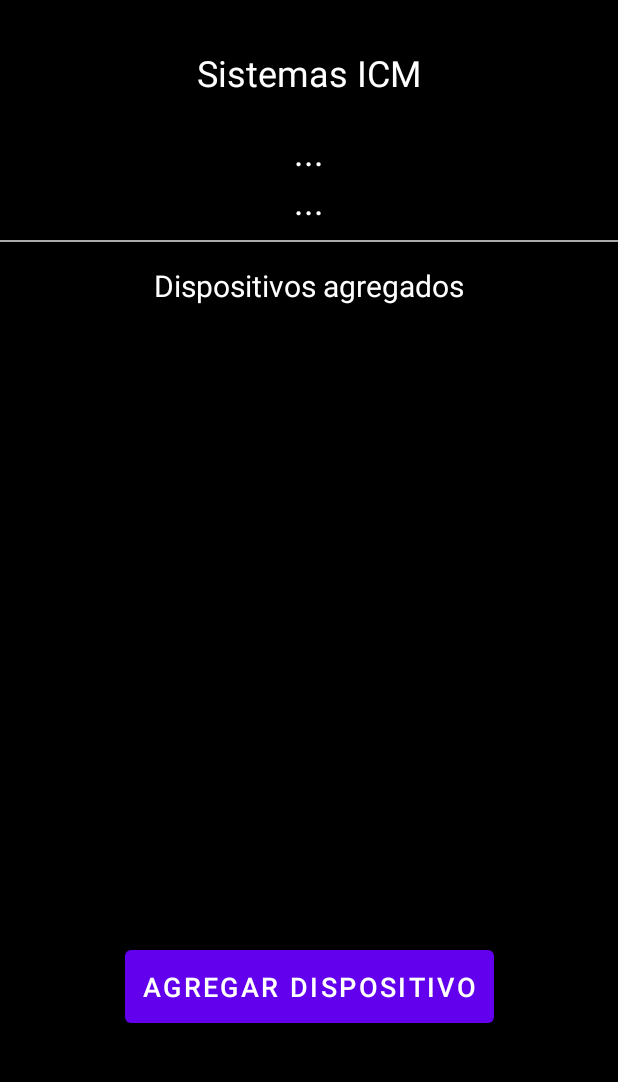
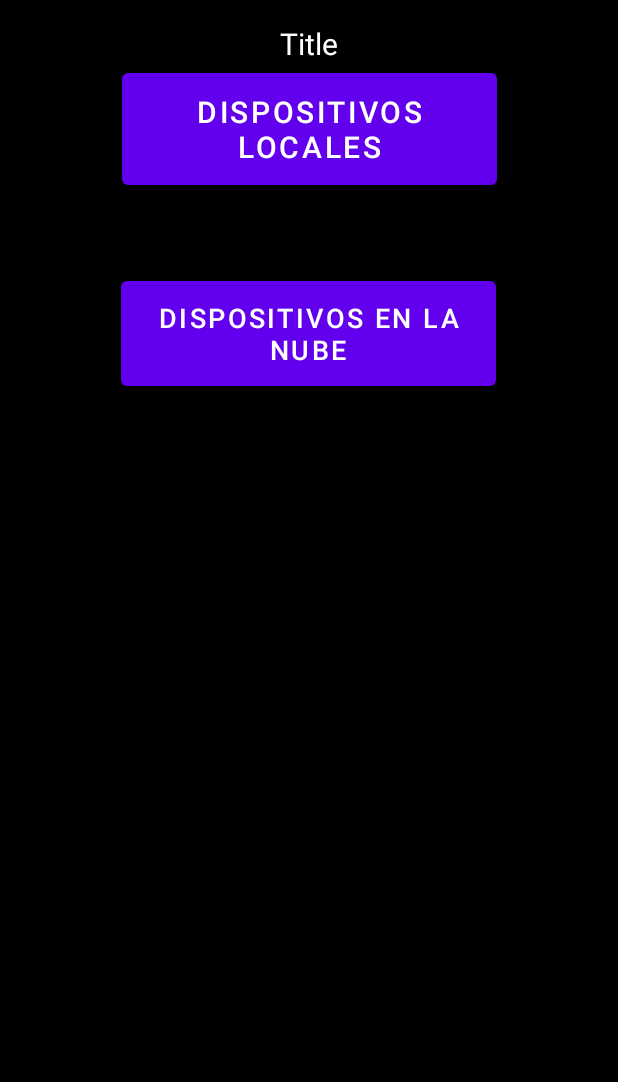
Before and after one commit to proyectosICM/gas-p-local, an Android app: the screen it shows after launch (MainActivity before the commit, DeviceSelectionActivity after it), on a phone screen of 412 x 824 dp, the part 84-1166 px from its top. Run offline under Robolectric (Android 15) with nearby library versions, the phone set to English and light mode, and no system bars.

Commit message:
Version manejadora de mensajes Remotos y Locales (Lista)

```diff
--- a/app/build.gradle.kts
+++ b/app/build.gradle.kts
@@ -45,4 +45,7 @@ dependencies {
     androidTestImplementation("androidx.test.ext:junit:1.2.1")
     androidTestImplementation("androidx.test.espresso:espresso-core:3.6.1")
     implementation("com.google.code.gson:gson:2.10.1")
+    implementation("com.squareup.retrofit2:retrofit:2.9.0")
+    implementation("com.squareup.retrofit2:converter-gson:2.9.0")
+    implementation("org.java-websocket:Java-WebSocket:1.5.2")
 }
--- /dev/null
+++ b/app/src/main/java/com/icm/gas_p_local/DeviceSelectionActivity.kt
@@ -0,0 +1,36 @@
+package com.icm.gas_p_local
+
+import android.content.Intent
+import androidx.appcompat.app.AppCompatActivity
+import android.os.Bundle
+import android.widget.Button
+import android.widget.TextView
+import com.icm.gas_p_local.common.WindowFocusHandler
+
+class DeviceSelectionActivity : AppCompatActivity() {
+    private lateinit var btnLocalDevices: Button
+    private lateinit var btnRemoteDevices: Button
+    override fun onCreate(savedInstanceState: Bundle?) {
+        super.onCreate(savedInstanceState)
+        setContentView(R.layout.activity_device_selection)
+
+        btnLocalDevices = findViewById(R.id.btnLocalDevices)
+        btnRemoteDevices = findViewById(R.id.btnRemoteDevices)
+
+        btnLocalDevices.setOnClickListener{
+            val intent = Intent(this, MainLocalActivity::class.java)
+            startActivity(intent)
+        }
+
+        btnRemoteDevices.setOnClickListener{
+            val intent = Intent(this, MainRemoteActivity    ::class.java)
+            startActivity(intent)
+        }
+
+    }
+
+    override fun onWindowFocusChanged(hasFocus: Boolean) {
+        super.onWindowFocusChanged(hasFocus)
+        WindowFocusHandler.handleWindowFocusChanged(this, hasFocus)
+    }
+}
--- a/app/src/main/java/com/icm/gas_p_local/MainActivity.kt
+++ b/app/src/main/java/com/icm/gas_p_local/MainLocalActivity.kt
@@ -1,15 +1,11 @@
 package com.icm.gas_p_local
 
-import android.content.BroadcastReceiver
-import android.content.Context
 import android.content.Intent
 import android.content.IntentFilter
 import android.net.ConnectivityManager
-import android.net.NetworkCapabilities
 import android.os.Bundle
 import android.util.Log
 import android.view.LayoutInflater
-import android.view.View
 import android.widget.Button
 import android.widget.LinearLayout
 import android.widget.TextView
@@ -21,7 +17,7 @@ import com.icm.gas_p_local.data.DeleteDeviceStorageManager
 import com.icm.gas_p_local.data.LoadDeviceStorageManager
 import com.icm.gas_p_local.utils.ESP32ConnectionManager
 
-class MainActivity : AppCompatActivity() {
+class MainLocalActivity : AppCompatActivity() {
 
     private lateinit var llDevicesContent: LinearLayout
     private lateinit var networkChangeReceiver: NetworkChangeReceiver
@@ -32,7 +28,7 @@ class MainActivity : AppCompatActivity() {
 
     override fun onCreate(savedInstanceState: Bundle?) {
         super.onCreate(savedInstanceState)
-        setContentView(R.layout.activity_main)
+        setContentView(R.layout.activity_main_local)
 
         initializeUI()
 
--- /dev/null
+++ b/app/src/main/res/layout/activity_device_selection.xml
@@ -0,0 +1,52 @@
+<?xml version="1.0" encoding="utf-8"?>
+<androidx.constraintlayout.widget.ConstraintLayout xmlns:android="http://schemas.android.com/apk/res/android"
+    xmlns:app="http://schemas.android.com/apk/res-auto"
+    xmlns:tools="http://schemas.android.com/tools"
+    android:layout_width="match_parent"
+    android:layout_height="match_parent"
+    tools:context=".DeviceSelectionActivity"
+    android:background="@color/black"
+    >
+
+    <TextView
+        android:id="@+id/tvTitleSelection"
+        android:layout_width="wrap_content"
+        android:layout_height="wrap_content"
+        android:layout_marginTop="15dp"
+        android:text="Title"
+        android:textColor="@color/white"
+        android:textSize="20sp"
+        app:layout_constraintEnd_toEndOf="parent"
+        app:layout_constraintStart_toStartOf="parent"
+        app:layout_constraintTop_toTopOf="parent"
+    />
+
+    <Button
+        android:id="@+id/btnLocalDevices"
+        android:layout_width="250dp"
+        android:layout_height="wrap_content"
+        android:text="Dispositivos Locales"
+        android:textSize="20sp"
+        android:padding="12dp"
+        android:textColor="@color/white"
+        app:layout_constraintStart_toStartOf="parent"
+        app:layout_constraintEnd_toEndOf="parent"
+        app:layout_constraintTop_toBottomOf="@id/tvTitleSelection"
+        android:layout_marginBottom="80dp" />
+
+    <Button
+        android:id="@+id/btnRemoteDevices"
+        android:layout_width="250dp"
+        android:layout_height="wrap_content"
+        android:layout_marginTop="52dp"
+        android:padding="12dp"
+        android:text="Dispositivos en la Nube"
+        android:textColor="@color/white"
+        android:textSize="18sp"
+        app:layout_constraintEnd_toEndOf="parent"
+        app:layout_constraintHorizontal_bias="0.496"
+        app:layout_constraintStart_toStartOf="parent"
+        app:layout_constraintTop_toBottomOf="@id/btnLocalDevices" />
+
+
+</androidx.constraintlayout.widget.ConstraintLayout>
--- a/app/src/main/res/layout/activity_main.xml
+++ b/app/src/main/res/layout/activity_main_local.xml
@@ -5,7 +5,7 @@
     android:layout_width="match_parent"
     android:layout_height="match_parent"
     android:background="@color/black"
-    tools:context=".MainActivity">
+    tools:context=".MainLocalActivity">
 
     <!-- Título Principal -->
     <TextView
```
Also changed, not shown: app/src/main/AndroidManifest.xml (+16 -11 lines), app/src/main/java/com/icm/gas_p_local/MainRemoteActivity.kt (added, +72 -0 lines), app/src/main/java/com/icm/gas_p_local/data/api/DeviceAdapter.kt (added, +82 -0 lines), app/src/main/java/com/icm/gas_p_local/data/api/DeviceModelData.java (added, +22 -0 lines), app/src/main/java/com/icm/gas_p_local/data/api/JsonPlaceHolderApi.java (added, +11 -0 lines), app/src/main/res/layout/activity_main_remote.xml (added, +33 -0 lines).
